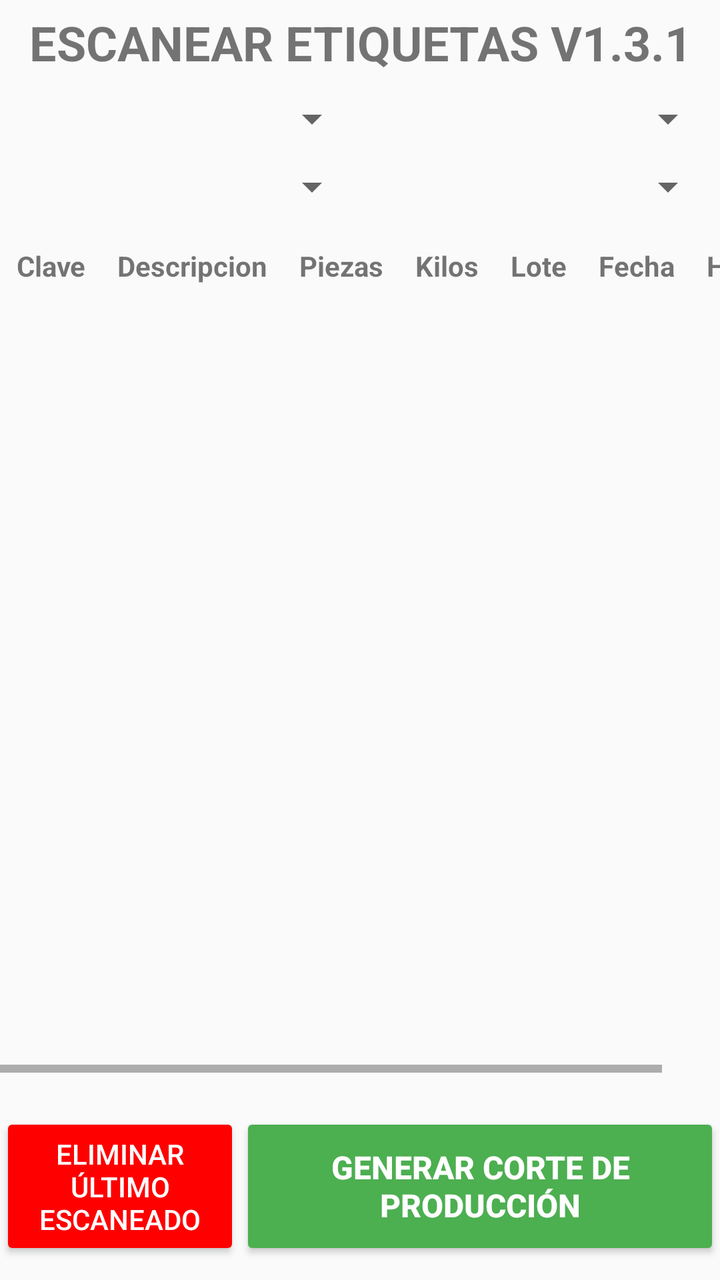
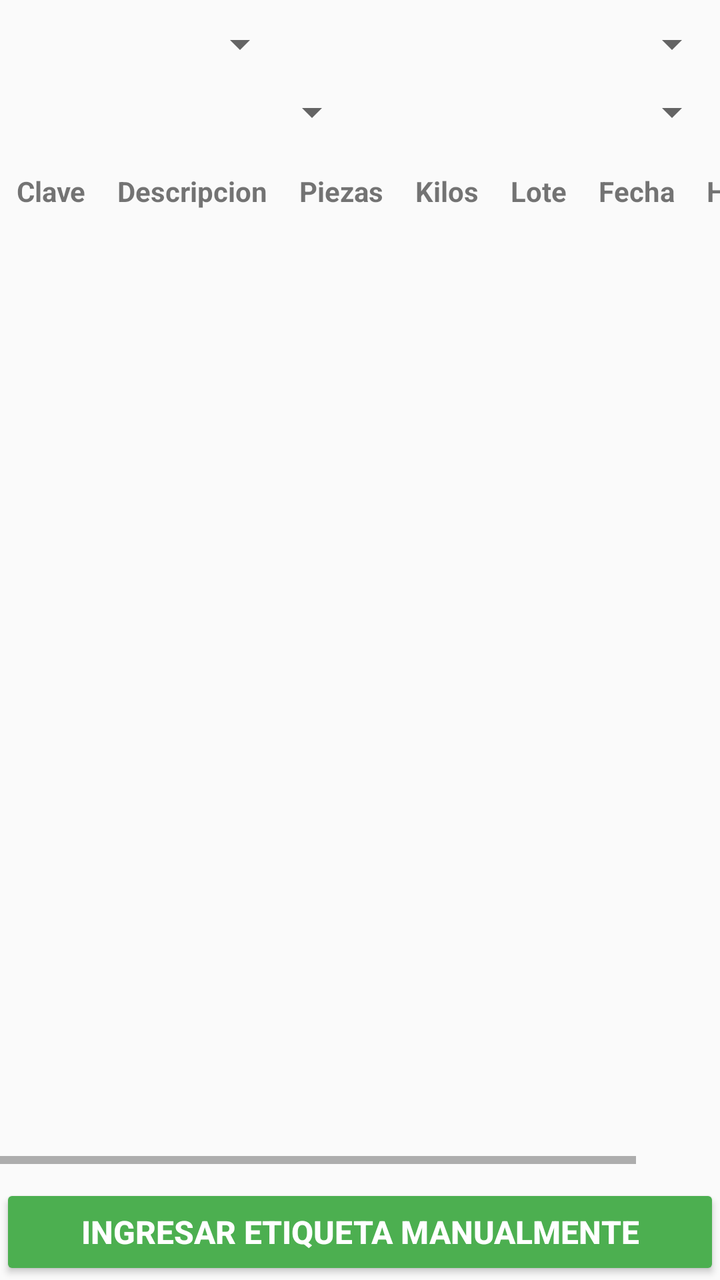

The first picture is an Android layout as it rendered before a commit; the second is the same layout after the commit. The layout source and the unified diff follow.
<!-- AndroidManifest.xml: application theme Theme.Etiquetas -->
<!-- res/layout/escanear_etiqueta_fragment.xml -->
<?xml version="1.0" encoding="utf-8"?>
<LinearLayout xmlns:android="http://schemas.android.com/apk/res/android"
    android:layout_width="match_parent"
    android:layout_height="match_parent"
    android:layout_marginHorizontal="10dp"
    android:fitsSystemWindows="true"
    android:orientation="vertical">


    <TextView
        android:id="@+id/titulo"
        android:layout_width="match_parent"
        android:layout_height="wrap_content"
        android:layout_marginTop="5sp"
        android:text="@string/titulo"
        android:textAlignment="center"
        android:textSize="24sp"
        android:textStyle="bold" />

    <LinearLayout
        android:layout_width="match_parent"
        android:layout_height="wrap_content"
        android:layout_marginHorizontal="2dp"
        android:layout_marginTop="10dp"
        android:orientation="horizontal">

        <Spinner
            android:id="@+id/spinnerZona"
            android:layout_width="0dp"
            android:layout_height="wrap_content"
            android:layout_weight="1" />

        <Spinner
            android:id="@+id/spinnerCamara"
            android:layout_width="0dp"
            android:layout_height="wrap_content"
            android:layout_weight="1" />

    </LinearLayout>

    <LinearLayout
        android:layout_width="match_parent"
        android:layout_height="wrap_content"
        android:layout_marginHorizontal="2dp"
        android:layout_marginTop="10dp"
        android:orientation="horizontal">

        <Spinner
            android:id="@+id/turnoSpinner"
            android:layout_width="0dp"
            android:layout_height="wrap_content"
            android:layout_weight="1" />

        <Spinner
            android:id="@+id/tipoEntrada"
            android:layout_width="0dp"
            android:layout_height="wrap_content"
            android:layout_weight="1" />
    </LinearLayout>

    <ScrollView
        android:layout_width="match_parent"
        android:layout_height="0dp"
        android:layout_marginTop="10dp"
        android:layout_marginBottom="20dp"
        android:layout_weight="1"
        android:fillViewport="true">

        <HorizontalScrollView
            android:layout_width="match_parent"
            android:layout_height="wrap_content"
            android:fillViewport="true"
            android:scrollbars="horizontal">

            <TableLayout
                android:id="@+id/tableLayout"
                android:layout_width="wrap_content"
                android:layout_height="wrap_content">

                <TableRow>

                    <TextView
                        android:layout_width="wrap_content"
                        android:layout_height="wrap_content"
                        android:layout_weight="1"
                        android:padding="8dp"
                        android:text="@string/clvProducto"
                        android:textAlignment="center"
                        android:textStyle="bold" />

                    <TextView
                        android:layout_width="wrap_content"
                        android:layout_height="wrap_content"
                        android:padding="8dp"
                        android:text="Descripcion"
                        android:textStyle="bold" />

                    <TextView
                        android:layout_width="wrap_content"
                        android:layout_height="wrap_content"
                        android:layout_weight="1"
                        android:padding="8dp"
                        android:text="@string/piezas"
                        android:textStyle="bold" />

                    <TextView
                        android:layout_width="wrap_content"
                        android:layout_height="wrap_content"
                        android:layout_weight="1"
                        android:padding="8dp"
                        android:text="@string/kilos"
                        android:textStyle="bold" />

                    <TextView
                        android:layout_width="wrap_content"
                        android:layout_height="wrap_content"
                        android:layout_weight="1"
                        android:padding="8dp"
                        android:text="@string/lote"
                        android:textStyle="bold" />

                    <TextView
                        android:layout_width="wrap_content"
                        android:layout_height="wrap_content"
                        android:layout_weight="1"
                        android:padding="8dp"
                        android:text="@string/fecha"
                        android:textStyle="bold" />

                    <TextView
                        android:layout_width="wrap_content"
                        android:layout_height="wrap_content"
                        android:layout_weight="1"
                        android:padding="8dp"
                        android:text="@string/hora"
                        android:textStyle="bold" />
                </TableRow>
            </TableLayout>
        </HorizontalScrollView>
    </ScrollView>

    <LinearLayout
        android:layout_width="match_parent"
        android:layout_height="wrap_content"
        android:layout_marginBottom="10dp"
        android:orientation="horizontal">

        <Button
            android:id="@+id/btnCancelar"
            android:layout_width="0dp"
            android:layout_height="match_parent"
            android:layout_weight="1"
            android:backgroundTint="@color/red"
            android:focusable="false"
            android:focusableInTouchMode="false"
            android:text="@string/deleteLast"
            android:textColor="@color/white"
            android:textSize="14sp" />

        <Button
            android:id="@+id/generarReporte"
            android:layout_width="0dp"
            android:layout_height="match_parent"
            android:layout_weight="2"
            android:backgroundTint="@color/green"
            android:focusable="false"
            android:focusableInTouchMode="false"
            android:text="@string/generateReport"
            android:textColor="@color/white"
            android:textSize="16sp"
            android:textStyle="bold" />

    </LinearLayout>

    
    
    
    
    

    
    
    
    
    
    
    
    
    
    
    
    
    


</LinearLayout>
<!-- resources referenced by this layout -->
<resources>
  <color name="green">#4CAF50</color>
  <color name="red">#FF0000</color>
  <color name="white">#FFFFFFFF</color>
  <string name="clvProducto">Clave </string>
  <string name="deleteLast">Eliminar Último Escaneado</string>
  <string name="fecha">Fecha</string>
  <string name="generateReport">Generar Corte de Producción </string>
  <string name="hora">Hora</string>
  <string name="kilos">Kilos</string>
  <string name="lote">Lote</string>
  <string name="piezas">Piezas</string>
  <string name="titulo">ESCANEAR ETIQUETAS V1.3.1</string>
  <style name="Theme.Etiquetas" parent="Theme.AppCompat.Light.NoActionBar" />
</resources>

<!-- the commit's change to res/layout/escanear_etiqueta_fragment.xml (unified diff, before → after) -->
@@ -2,25 +2,13 @@
 <LinearLayout xmlns:android="http://schemas.android.com/apk/res/android"
     android:layout_width="match_parent"
     android:layout_height="match_parent"
-    android:layout_marginHorizontal="10dp"
+    android:layout_marginHorizontal="5dp"
     android:fitsSystemWindows="true"
     android:orientation="vertical">
-
-
-    <TextView
-        android:id="@+id/titulo"
-        android:layout_width="match_parent"
-        android:layout_height="wrap_content"
-        android:layout_marginTop="5sp"
-        android:text="@string/titulo"
-        android:textAlignment="center"
-        android:textSize="24sp"
-        android:textStyle="bold" />
 
     <LinearLayout
         android:layout_width="match_parent"
         android:layout_height="wrap_content"
-        android:layout_marginHorizontal="2dp"
         android:layout_marginTop="10dp"
         android:orientation="horizontal">
 
@@ -28,20 +16,19 @@
             android:id="@+id/spinnerZona"
             android:layout_width="0dp"
             android:layout_height="wrap_content"
-            android:layout_weight="1" />
+            android:layout_weight="2" />
 
         <Spinner
             android:id="@+id/spinnerCamara"
             android:layout_width="0dp"
             android:layout_height="wrap_content"
-            android:layout_weight="1" />
+            android:layout_weight="3" />
 
     </LinearLayout>
 
     <LinearLayout
         android:layout_width="match_parent"
         android:layout_height="wrap_content"
-        android:layout_marginHorizontal="2dp"
         android:layout_marginTop="10dp"
         android:orientation="horizontal">
 
@@ -62,7 +49,7 @@
         android:layout_width="match_parent"
         android:layout_height="0dp"
         android:layout_marginTop="10dp"
-        android:layout_marginBottom="20dp"
+        android:layout_marginBottom="10dp"
         android:layout_weight="1"
         android:fillViewport="true">
 
@@ -134,63 +121,35 @@
                         android:padding="8dp"
                         android:text="@string/hora"
                         android:textStyle="bold" />
+
+                    <TextView
+                        android:layout_width="wrap_content"
+                        android:layout_height="wrap_content"
+                        android:layout_weight="1"
+                        android:padding="8dp" />
                 </TableRow>
             </TableLayout>
         </HorizontalScrollView>
     </ScrollView>
 
+
     <LinearLayout
         android:layout_width="match_parent"
         android:layout_height="wrap_content"
-        android:layout_marginBottom="10dp"
+
         android:orientation="horizontal">
 
         <Button
-            android:id="@+id/btnCancelar"
+            android:id="@+id/ingresoManual"
             android:layout_width="0dp"
             android:layout_height="match_parent"
             android:layout_weight="1"
-            android:backgroundTint="@color/red"
-            android:focusable="false"
-            android:focusableInTouchMode="false"
-            android:text="@string/deleteLast"
-            android:textColor="@color/white"
-            android:textSize="14sp" />
-
-        <Button
-            android:id="@+id/generarReporte"
-            android:layout_width="0dp"
-            android:layout_height="match_parent"
-            android:layout_weight="2"
             android:backgroundTint="@color/green"
             android:focusable="false"
             android:focusableInTouchMode="false"
-            android:text="@string/generateReport"
+            android:text="Ingresar Etiqueta Manualmente"
             android:textColor="@color/white"
             android:textSize="16sp"
             android:textStyle="bold" />
-
     </LinearLayout>
-
-    
-    
-    
-    
-    
-
-    
-    
-    
-    
-    
-    
-    
-    
-    
-    
-    
-    
-    
-
-
 </LinearLayout>
<!-- resource entries referenced after the edit -->
@@ -1,17 +1,13 @@
 <!-- resources referenced by this layout -->
 <resources>
   <color name="green">#4CAF50</color>
-  <color name="red">#FF0000</color>
   <color name="white">#FFFFFFFF</color>
   <string name="clvProducto">Clave </string>
-  <string name="deleteLast">Eliminar Último Escaneado</string>
   <string name="fecha">Fecha</string>
-  <string name="generateReport">Generar Corte de Producción </string>
   <string name="hora">Hora</string>
   <string name="kilos">Kilos</string>
   <string name="lote">Lote</string>
   <string name="piezas">Piezas</string>
-  <string name="titulo">ESCANEAR ETIQUETAS V1.3.1</string>
   <style name="Theme.Etiquetas" parent="Theme.AppCompat.Light.NoActionBar" />
 </resources>
 
